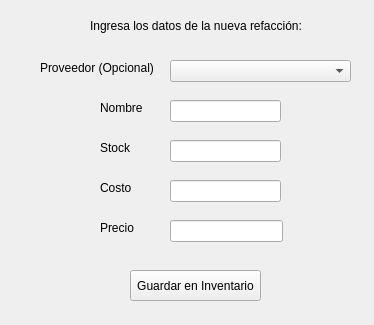
Before: the Qt Designer form nueva_refaccion.ui in ileosalazar/MultiserviciosProfesionalesJG, drawn with Qt 5.
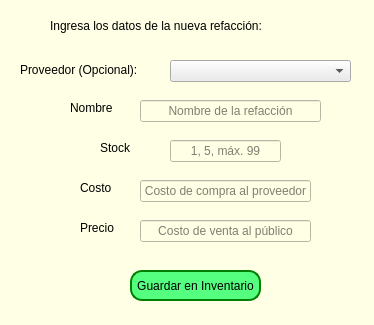
After: the same form once the commit is applied.

What changed in the file:
```diff
--- a/nueva_refaccion.ui
+++ b/nueva_refaccion.ui
@@ -13,15 +13,21 @@
   <property name="windowTitle">
    <string>Ingresar Nueva Refacción</string>
   </property>
+  <property name="styleSheet">
+   <string notr="true">background-color: rgb(255, 255, 229);</string>
+  </property>
   <widget class="QLabel" name="label">
    <property name="geometry">
     <rect>
-     <x>90</x>
+     <x>50</x>
      <y>0</y>
-     <width>221</width>
+     <width>291</width>
      <height>51</height>
     </rect>
    </property>
+   <property name="styleSheet">
+    <string notr="true">font: 700 10pt &quot;Verdana&quot;;</string>
+   </property>
    <property name="text">
     <string>Ingresa los datos de la nueva refacción:</string>
    </property>
@@ -29,32 +35,50 @@
   <widget class="QLineEdit" name="input_nombre">
    <property name="geometry">
     <rect>
-     <x>170</x>
+     <x>140</x>
      <y>100</y>
-     <width>111</width>
+     <width>181</width>
      <height>22</height>
     </rect>
    </property>
+   <property name="alignment">
+    <set>Qt::AlignmentFlag::AlignCenter</set>
+   </property>
+   <property name="placeholderText">
+    <string>Nombre de la refacción</string>
+   </property>
   </widget>
   <widget class="QLineEdit" name="input_costo">
    <property name="geometry">
     <rect>
-     <x>170</x>
+     <x>140</x>
      <y>180</y>
-     <width>111</width>
+     <width>171</width>
      <height>22</height>
     </rect>
    </property>
+   <property name="alignment">
+    <set>Qt::AlignmentFlag::AlignCenter</set>
+   </property>
+   <property name="placeholderText">
+    <string>Costo de compra al proveedor</string>
+   </property>
   </widget>
   <widget class="QLineEdit" name="input_precio">
    <property name="geometry">
     <rect>
-     <x>170</x>
+     <x>140</x>
      <y>220</y>
-     <width>113</width>
+     <width>171</width>
      <height>22</height>
     </rect>
    </property>
+   <property name="alignment">
+    <set>Qt::AlignmentFlag::AlignCenter</set>
+   </property>
+   <property name="placeholderText">
+    <string>Costo de venta al público</string>
+   </property>
   </widget>
   <widget class="QLineEdit" name="input_stock">
    <property name="geometry">
@@ -65,16 +89,25 @@
      <height>22</height>
     </rect>
    </property>
+   <property name="alignment">
+    <set>Qt::AlignmentFlag::AlignCenter</set>
+   </property>
+   <property name="placeholderText">
+    <string>1, 5, máx. 99</string>
+   </property>
   </widget>
   <widget class="QLabel" name="label_2">
    <property name="geometry">
     <rect>
-     <x>100</x>
+     <x>70</x>
      <y>100</y>
      <width>49</width>
      <height>16</height>
     </rect>
    </property>
+   <property name="styleSheet">
+    <string notr="true">font: 9pt &quot;Verdana&quot;;</string>
+   </property>
    <property name="text">
     <string>Nombre</string>
    </property>
@@ -88,6 +121,9 @@
      <height>16</height>
     </rect>
    </property>
+   <property name="styleSheet">
+    <string notr="true">font: 9pt &quot;Verdana&quot;;</string>
+   </property>
    <property name="text">
     <string>Stock</string>
    </property>
@@ -95,12 +131,15 @@
   <widget class="QLabel" name="label_4">
    <property name="geometry">
     <rect>
-     <x>100</x>
+     <x>80</x>
      <y>220</y>
      <width>49</width>
      <height>16</height>
     </rect>
    </property>
+   <property name="styleSheet">
+    <string notr="true">font: 9pt &quot;Verdana&quot;;</string>
+   </property>
    <property name="text">
     <string>Precio</string>
    </property>
@@ -108,12 +147,15 @@
   <widget class="QLabel" name="label_5">
    <property name="geometry">
     <rect>
-     <x>100</x>
+     <x>80</x>
      <y>180</y>
      <width>49</width>
      <height>16</height>
     </rect>
    </property>
+   <property name="styleSheet">
+    <string notr="true">font: 9pt &quot;Verdana&quot;;</string>
+   </property>
    <property name="text">
     <string>Costo</string>
    </property>
@@ -127,6 +169,11 @@
      <height>31</height>
     </rect>
    </property>
+   <property name="styleSheet">
+    <string notr="true">border: 2px solid green;
+border-radius: 12px;
+background-color: rgb(85, 255, 127);</string>
+   </property>
    <property name="text">
     <string>Guardar en Inventario</string>
    </property>
@@ -134,14 +181,17 @@
   <widget class="QLabel" name="label_6">
    <property name="geometry">
     <rect>
-     <x>40</x>
+     <x>20</x>
      <y>60</y>
-     <width>121</width>
-     <height>16</height>
+     <width>141</width>
+     <height>20</height>
     </rect>
    </property>
+   <property name="styleSheet">
+    <string notr="true">font: 9pt &quot;Verdana&quot;;</string>
+   </property>
    <property name="text">
-    <string>Proveedor (Opcional)</string>
+    <string>Proveedor (Opcional):</string>
    </property>
   </widget>
   <widget class="QComboBox" name="combo_proveedor">
@@ -153,6 +203,9 @@
      <height>22</height>
     </rect>
    </property>
+   <property name="styleSheet">
+    <string notr="true">background-color: rgb(235, 235, 235);</string>
+   </property>
   </widget>
  </widget>
  <resources/>
```
